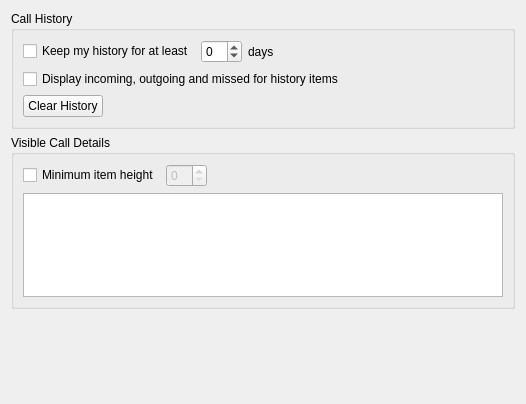
Above: src/conf/dlggeneralbase.ui from KDE/ring-kde before the change. Below: the same form after it.
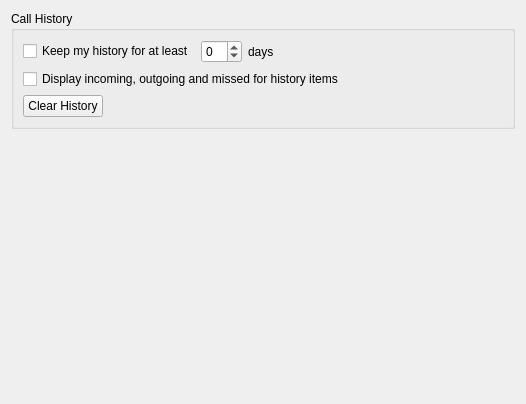
That is the form after the change. Custom widgets are drawn as their Qt base class.

```diff
--- a/src/conf/dlggeneralbase.ui
+++ b/src/conf/dlggeneralbase.ui
@@ -115,49 +115,6 @@
      </layout>
     </widget>
    </item>
-   <item>
-    <widget class="QGroupBox" name="groupBox">
-     <property name="title">
-      <string>Visible Call Details</string>
-     </property>
-     <layout class="QGridLayout" name="gridLayout">
-      <item row="1" column="0" colspan="2">
-       <widget class="QListWidget" name="m_pDetailsList"/>
-      </item>
-      <item row="0" column="0" colspan="2">
-       <layout class="QHBoxLayout" name="horizontalLayout">
-        <item>
-         <widget class="QCheckBox" name="kcfg_limitMinimumRowHeight">
-          <property name="text">
-           <string>Minimum item height</string>
-          </property>
-         </widget>
-        </item>
-        <item>
-         <widget class="QSpinBox" name="kcfg_minimumRowHeight">
-          <property name="enabled">
-           <bool>false</bool>
-          </property>
-         </widget>
-        </item>
-        <item>
-         <spacer name="horizontalSpacer_2">
-          <property name="orientation">
-           <enum>Qt::Horizontal</enum>
-          </property>
-          <property name="sizeHint" stdset="0">
-           <size>
-            <width>40</width>
-            <height>20</height>
-           </size>
-          </property>
-         </spacer>
-        </item>
-       </layout>
-      </item>
-     </layout>
-    </widget>
-   </item>
    <item>
     <spacer name="verticalSpacer_configGeneral_2">
      <property name="orientation">
```
Left out of the diff: 19 changed lines with no effect on the pictures.
